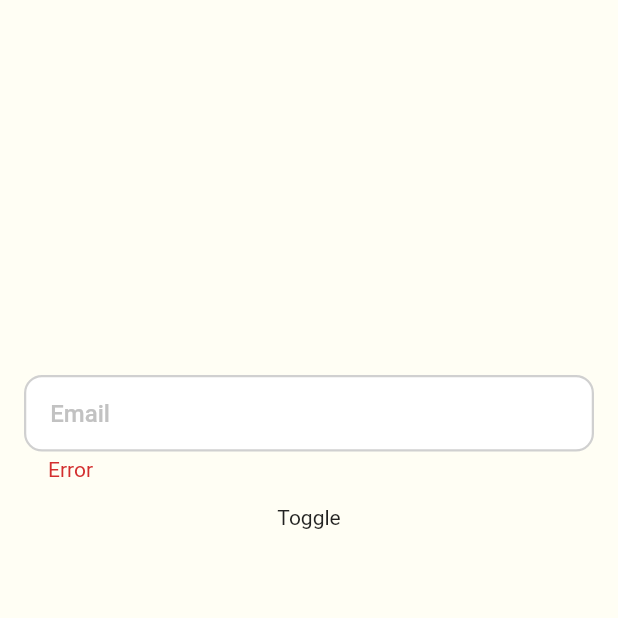
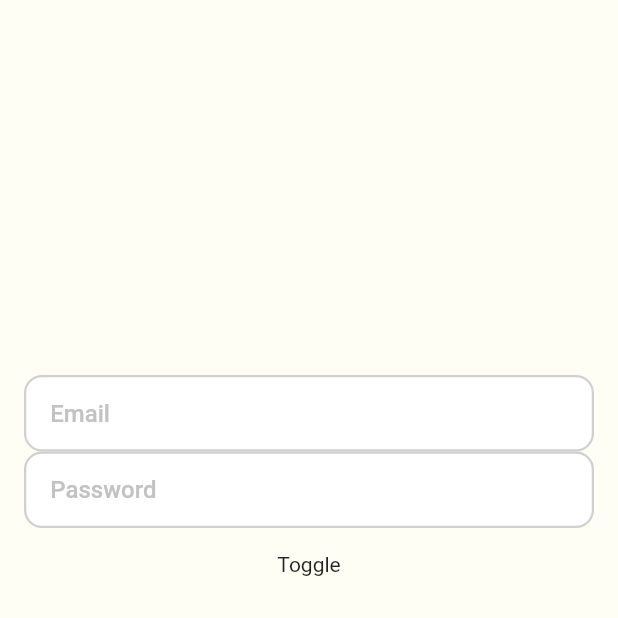
Before and after one commit to victoradepoju/firebase-auth-riverpod, a Flutter app: the screen it shows after launch, on a phone screen of 412 x 824 dp, the top half of it. Run offline on Flutter 3.47's test engine with Material 2 defaults, Android fonts, the light colour scheme and no system bars; our stand-ins replace firebase_core, flutter_riverpod; accounts and stored records are empty.

Commit message:
made textinputfield reusable

```diff
--- a/lib/authentication/authentication_view.dart
+++ b/lib/authentication/authentication_view.dart
@@ -19,7 +19,14 @@ class _AuthenticationViewState extends State<AuthenticationView> {
         padding: const EdgeInsets.fromLTRB(16, 250, 16, 0),
         child: Column(
           children: [
-            TextInputField(_showSignIn),
+            TextInputField(
+              hintText: 'Email',
+              onChanged: (_) {},
+            ),
+            TextInputField(
+              hintText: 'Password',
+              onChanged: (_) {},
+            ),
             GestureDetector(
               onTap: () {
                 setState(() {
--- a/lib/components/text_input_field.dart
+++ b/lib/components/text_input_field.dart
@@ -3,8 +3,17 @@ import 'package:auth_firebase_riverpod/components/size_fade_switcher.dart';
 import 'package:flutter/material.dart';
 
 class TextInputField extends StatelessWidget {
-  final bool showSignIn;
-  const TextInputField(this.showSignIn, {Key? key}) : super(key: key);
+  final String hintText;
+  final void Function(String value) onChanged;
+  final String? errorText;
+  final bool obscureText;
+  const TextInputField({
+    Key? key,
+    required this.hintText,
+    required this.onChanged,
+    this.errorText,
+    this.obscureText = false,
+  }) : super(key: key);
 
   @override
   Widget build(BuildContext context) {
@@ -18,11 +27,13 @@ class TextInputField extends StatelessWidget {
               color: Colors.white,
               borderRadius: BorderRadius.circular(12),
               border: Border.all(color: const Color(0xFFD0D0D0), width: 1.5)),
-          child: const TextField(
+          child: TextField(
+            onChanged: onChanged,
+            obscureText: obscureText,
             decoration: InputDecoration(
                 border: InputBorder.none,
-                hintText: 'Email',
-                hintStyle: TextStyle(
+                hintText: hintText,
+                hintStyle: const TextStyle(
                   fontSize: 16,
                   fontWeight: FontWeight.w500,
                   color: Color(0xFFC2C2C2),
@@ -30,11 +41,11 @@ class TextInputField extends StatelessWidget {
           ),
         ),
         SizeFadeSwitcher(
-          child: showSignIn
+          child: errorText != null
               ? Padding(
                   padding: const EdgeInsets.fromLTRB(16, 4, 16, 0),
                   child: Text(
-                    'Error',
+                    errorText!,
                     style: TextStyle(
                       color: Theme.of(context).errorColor,
                     ),
```
